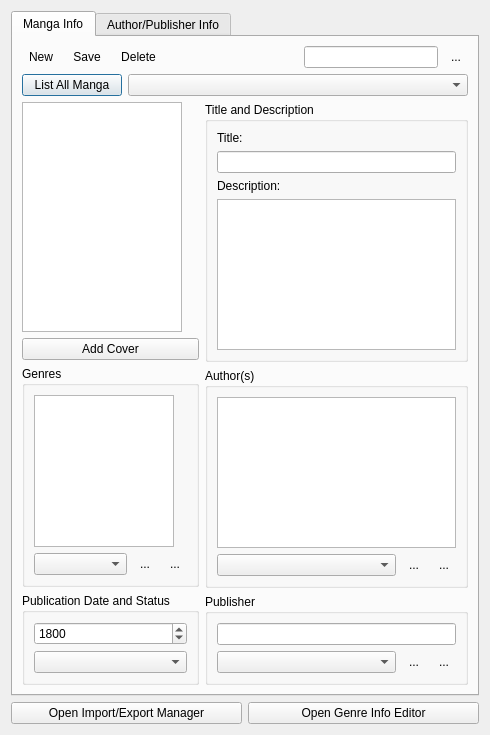
kelsos/mra, file src/databaseeditor.ui: the form before one commit.
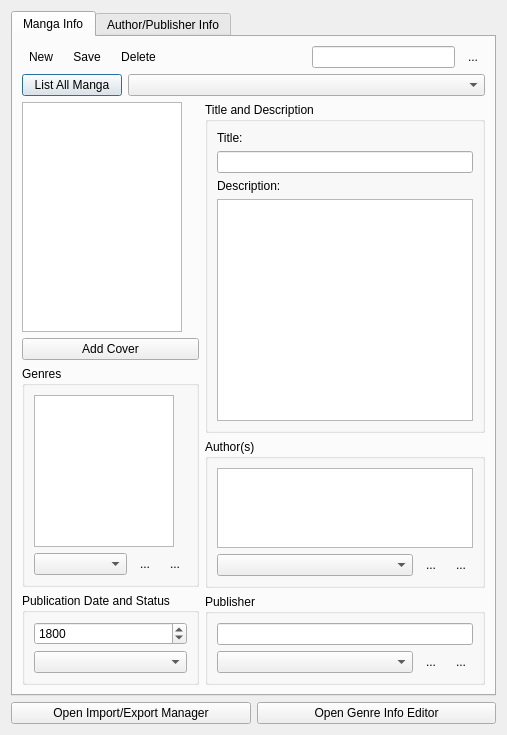
The form after the commit. Icons and pictures are not drawn.

What changed in the file:
```diff
--- a/src/databaseeditor.ui
+++ b/src/databaseeditor.ui
@@ -312,7 +312,7 @@
               <item>
                <widget class="QTextEdit" name="mangaDescriptionTextEdit">
                 <property name="sizePolicy">
-                 <sizepolicy hsizetype="Preferred" vsizetype="Preferred">
+                 <sizepolicy hsizetype="MinimumExpanding" vsizetype="MinimumExpanding">
                   <horstretch>0</horstretch>
                   <verstretch>0</verstretch>
                  </sizepolicy>
@@ -335,7 +335,20 @@
              </property>
              <layout class="QVBoxLayout" name="verticalLayout_12">
               <item>
-               <widget class="QListView" name="mangaAuthorsListView"/>
+               <widget class="QListView" name="mangaAuthorsListView">
+                <property name="sizePolicy">
+                 <sizepolicy hsizetype="Expanding" vsizetype="Maximum">
+                  <horstretch>0</horstretch>
+                  <verstretch>0</verstretch>
+                 </sizepolicy>
+                </property>
+                <property name="maximumSize">
+                 <size>
+                  <width>16777215</width>
+                  <height>80</height>
+                 </size>
+                </property>
+               </widget>
               </item>
               <item>
                <layout class="QHBoxLayout" name="mangaAuthorsManageLayout">
```
